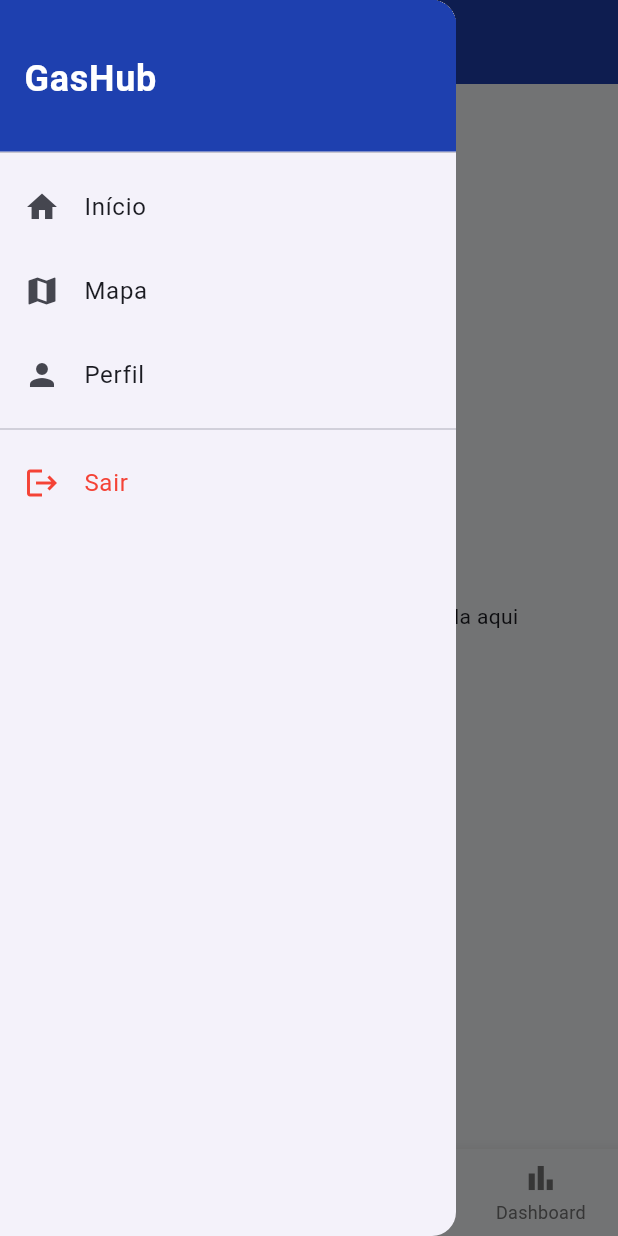
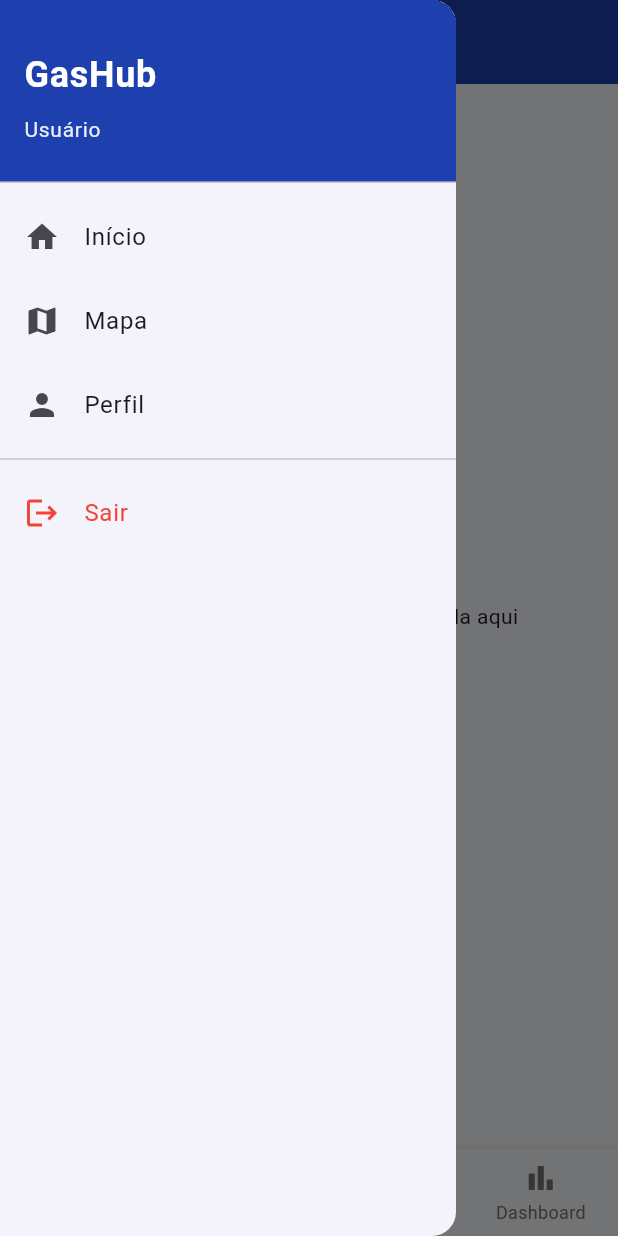
Before and after one commit to Claayton/GasHub-Flutter, a Flutter app: the MainNavigationScreen screen opened directly, with the side drawer open, on a phone screen of 412 x 824 dp. Run offline on Flutter 3.47's test engine with Material 3 defaults, Android fonts, the phone set to English and light mode, and no system bars; our stand-ins replace cloud_firestore, equatable, firebase_auth, firebase_core, flutter_bloc; accounts and stored records are empty.

Commit message:
Update: Add burguer button from menu and exclude page titles

```diff
--- a/lib/screens/dashboard_screen.dart
+++ b/lib/screens/dashboard_screen.dart
@@ -6,9 +6,6 @@ class DashboardScreen extends StatelessWidget {
   @override
   Widget build(BuildContext context) {
     return Scaffold(
-      appBar: AppBar(
-        title: const Text('Dashboard'),
-      ),
       body: const Center(
         child: Text('Métricas e relatórios serão exibidos aqui'),
       ),
--- a/lib/screens/main_navigation_screen.dart
+++ b/lib/screens/main_navigation_screen.dart
@@ -14,6 +14,7 @@ class MainNavigationScreen extends StatefulWidget {
 
 class _MainNavigationScreenState extends State<MainNavigationScreen> {
   int _currentIndex = 0; // Índice da tela atual
+  final GlobalKey<ScaffoldState> _scaffoldKey = GlobalKey<ScaffoldState>(); // ← ADICIONE ISSO
 
   // Lista de telas correspondentes a cada item do menu
   final List<Widget> _screens = [
@@ -23,11 +24,29 @@ class _MainNavigationScreenState extends State<MainNavigationScreen> {
     const DashboardScreen(),
   ];
 
+  // Títulos para cada tab
+  final List<String> _screenTitles = [
+    'Pedidos',
+    'Novo Pedido',
+    'À Receber',
+    'Dashboard'
+  ];
+
   @override
   Widget build(BuildContext context) {
     return Scaffold(
-      // Tela atual baseada no índice
-      drawer: AppDrawer(),
+      key: _scaffoldKey, // ← ADICIONE ISSO
+      drawer: const AppDrawer(),
+      appBar: AppBar( // ← ADICIONE ESTA AppBar
+        title: Text(_screenTitles[_currentIndex]),
+        backgroundColor: const Color(0xFF1e40af),
+        leading: IconButton(
+          icon: const Icon(Icons.menu),
+          onPressed: () {
+            _scaffoldKey.currentState?.openDrawer();
+          },
+        ),
+      ),
       body: _screens[_currentIndex],
 
       // BOTTOM NAVIGATION BAR
@@ -39,7 +58,7 @@ class _MainNavigationScreenState extends State<MainNavigationScreen> {
           });
         },
         type: BottomNavigationBarType.fixed,
-        selectedItemColor: const Color(0xFF1e40af), // Azul DeepSeek
+        selectedItemColor: const Color(0xFF1e40af),
         unselectedItemColor: Colors.grey[600],
         items: const [
           BottomNavigationBarItem(
--- a/lib/screens/new_order_screen.dart
+++ b/lib/screens/new_order_screen.dart
@@ -6,9 +6,6 @@ class NewOrderScreen extends StatelessWidget {
   @override
   Widget build(BuildContext context) {
     return Scaffold(
-      appBar: AppBar(
-        title: const Text('Novo Pedido'),
-      ),
       body: const Center(
         child: Text('Formulário para criar novo pedido será exibido aqui'),
       ),
--- a/lib/screens/orders_screen.dart
+++ b/lib/screens/orders_screen.dart
@@ -6,9 +6,6 @@ class OrdersScreen extends StatelessWidget {
   @override
   Widget build(BuildContext context) {
     return Scaffold(
-      appBar: AppBar(
-        title: const Text('Todos os Pedidos'),
-      ),
       body: const Center(
         child: Text('Lista de todos os pedidos será exibida aqui'),
       ),
--- a/lib/screens/pending_screen.dart
+++ b/lib/screens/pending_screen.dart
@@ -6,9 +6,6 @@ class PendingScreen extends StatelessWidget {
   @override
   Widget build(BuildContext context) {
     return Scaffold(
-      appBar: AppBar(
-        title: const Text('Pedidos a Receber'),
-      ),
       body: const Center(
         child: Text('Pedidos pendentes serão exibidos aqui'),
       ),
--- a/lib/widgets/menu.dart
+++ b/lib/widgets/menu.dart
@@ -2,18 +2,28 @@ import 'package:flutter/material.dart';
 import 'package:flutter_bloc/flutter_bloc.dart';
 import 'package:gasbub_flutter/screens/auth/login_screen.dart';
 import '../cubit/auth/auth_cubit.dart';
+import '../cubit/auth/auth_state.dart';
 
 class AppDrawer extends StatelessWidget {
   const AppDrawer({super.key});
 
   @override
   Widget build(BuildContext context) {
+    return BlocBuilder<AuthCubit, AuthState>(
+      builder: (context, state) {
+        String userEmail = 'Usuário'; // Valor padrão
+
+        // Obtém o email do usuário baseado no estado
+        if (state is AuthAuthenticated) {
+          userEmail = state.user.email ?? 'Usuário';
+        }
+
         return Drawer(
           child: ListView(
             padding: EdgeInsets.zero,
             children: [
               SizedBox(
-            height: 110,
+                height: 130, // Aumentei a altura para caber o email
                 child: DrawerHeader(
                   decoration: const BoxDecoration(
                     color: Color(0xFF1e40af),
@@ -30,7 +40,16 @@ class AppDrawer extends StatelessWidget {
                           fontWeight: FontWeight.bold,
                         ),
                       ),
-                  const SizedBox(height: 4),
+                      const SizedBox(height: 8),
+                      Text(
+                        userEmail,
+                        style: TextStyle(
+                          color: Colors.white.withOpacity(0.9),
+                          fontSize: 14,
+                        ),
+                        overflow: TextOverflow.ellipsis,
+                        maxLines: 1,
+                      ),
                     ],
                   ),
                 ),
@@ -78,5 +97,7 @@ class AppDrawer extends StatelessWidget {
             ],
           ),
         );
+      },
+    );
   }
 }
```
Lines whose indentation alone changed are shown as unchanged.
